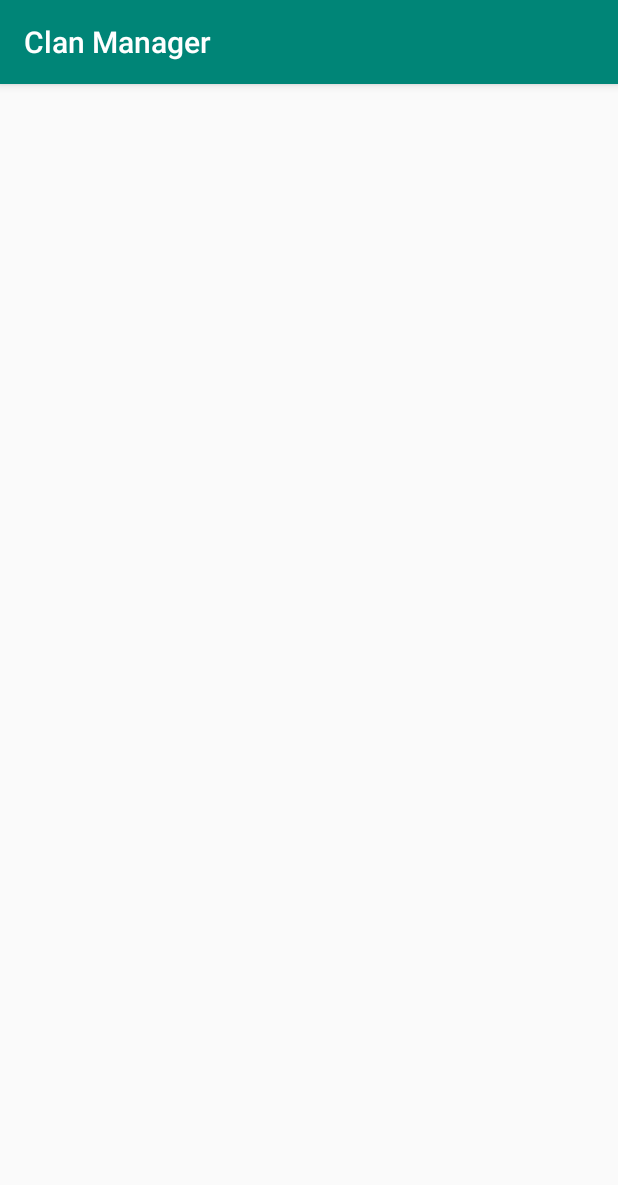
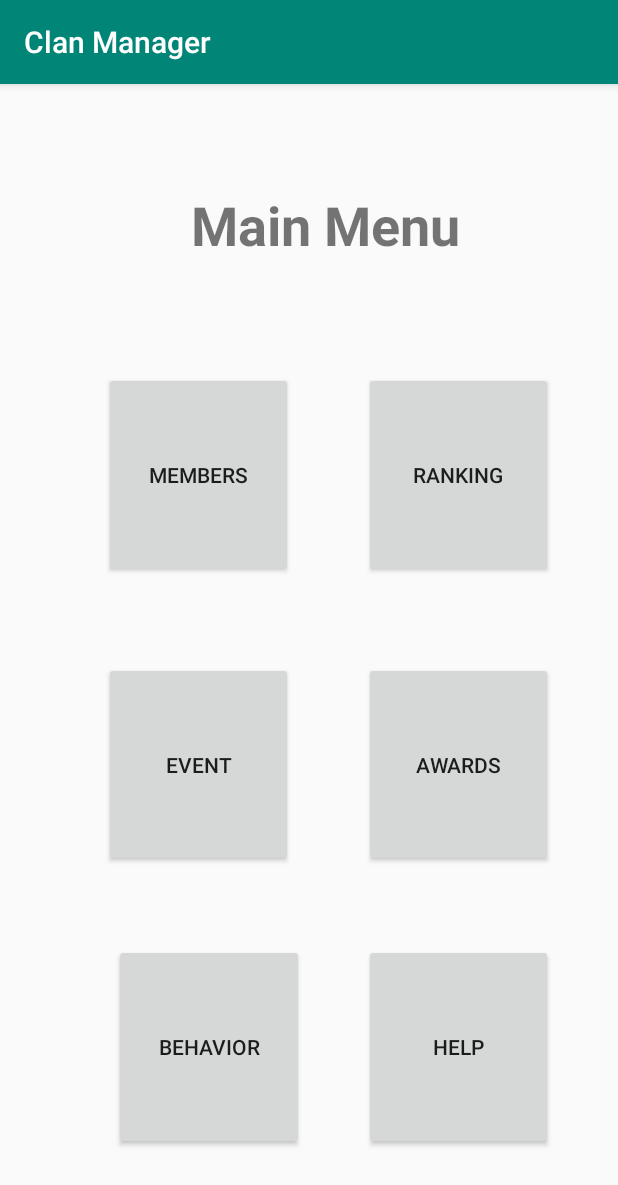
Before and after one commit to ideed/ClanManager, an Android app: the MainMenuActivity screen opened directly, with no data from a screen before it, on a phone screen of 412 x 824 dp. Shown: the top 1185 px of the screen. Run offline under Robolectric (Android 15) with nearby library versions, the phone set to English and light mode, and no system bars.

Commit message:
Esther's first commit.

```diff
--- a/app/src/main/AndroidManifest.xml
+++ b/app/src/main/AndroidManifest.xml
@@ -14,6 +14,9 @@
         <activity android:name=".passwordResetActivity" />
         <activity android:name=".RegisterActivity" />
         <activity android:name=".MainMenuActivity" />
+        <activity android:name=".BehaviorActivity" />
+        <activity android:name=".RankingActivity" />
+        <activity android:name=".RatingActivity" />
         <activity android:name=".MainActivity">
             <intent-filter>
                 <action android:name="android.intent.action.MAIN" />
--- a/app/src/main/java/com/example/clanmanager/MainMenuActivity.java
+++ b/app/src/main/java/com/example/clanmanager/MainMenuActivity.java
@@ -1,18 +1,74 @@
 package com.example.clanmanager;
 
+import android.content.Intent;
 import android.os.Bundle;
+import android.view.View;
+import android.widget.Button;
 
+import androidx.appcompat.app.ActionBarDrawerToggle;
 import androidx.appcompat.app.AppCompatActivity;
+import androidx.drawerlayout.widget.DrawerLayout;
 
-import com.google.firebase.auth.FirebaseAuth;
-import com.google.firebase.auth.FirebaseUser;
-
-public class MainMenuActivity extends AppCompatActivity {
-    private FirebaseAuth mAuth = FirebaseAuth.getInstance();
-    final FirebaseUser user = mAuth.getCurrentUser();
+public class MainMenuActivity extends AppCompatActivity{
+    private Button behaviorBn;
+    private Button rankingBn;
     @Override
     protected void onCreate(Bundle savedInstanceState) {
         super.onCreate(savedInstanceState);
-        setContentView(R.layout.activity_main_menu);
+        setContentView(R.layout.activity_main_menu_r);
+
+        //Button memberBn = (Button) findViewById(R.id.membersBtn);
+      //  Button eventBn = (Button) findViewById(R.id.eventBtn);
+       // Button awardBn = (Button) findViewById(R.id.awardsBtn);
+        behaviorBn= (Button) findViewById(R.id.behaviorBtn);
+       // Button helpBn = (Button) findViewById(R.id.helpBtn);
+        rankingBn = (Button) findViewById(R.id.rankingBtn);
+
+        /*memberBn.setOnClickListener(new View.OnClickListener() {
+            @Override
+            public void onClick(View v) {
+                Intent int1 = new Intent(MainMenuActivity.this,MembersActivity.class);
+                startActivity(int1);
+            }
+        });
+
+        eventBn.setOnClickListener(new View.OnClickListener() {
+            @Override
+            public void onClick(View v) {
+                Intent int2 = new Intent(MainMenuActivity.this,EventActivity.class);
+                startActivity(int2);
+            }
+        });
+
+        awardBn.setOnClickListener(new View.OnClickListener() {
+            @Override
+            public void onClick(View v) {
+                Intent int3 = new Intent(MainMenuActivity.this,AwardsActivity.class);
+                startActivity(int3);
+            }
+        });
+*/
+        behaviorBn.setOnClickListener(new View.OnClickListener() {
+            @Override
+            public void onClick(View v) {
+                startActivity(new Intent(getApplicationContext(),BehaviorActivity.class));
+            }
+        });
+
+      /*  helpBn.setOnClickListener(new View.OnClickListener() {
+            @Override
+            public void onClick(View v) {
+                Intent int5 = new Intent(MainMenuActivity.this,helpActivity.class);
+                startActivity(int5);
+            }
+        });
+*/
+        rankingBn.setOnClickListener(new View.OnClickListener() {
+            @Override
+            public void onClick(View v) {
+                startActivity(new Intent(getApplicationContext(),RankingActivity.class));
+            }
+        });
     }
+
 }
--- a/app/src/main/res/layout/activity_main_menu.xml
+++ /dev/null
@@ -1,9 +0,0 @@
-<?xml version="1.0" encoding="utf-8"?>
-<androidx.constraintlayout.widget.ConstraintLayout xmlns:android="http://schemas.android.com/apk/res/android"
-    xmlns:app="http://schemas.android.com/apk/res-auto"
-    xmlns:tools="http://schemas.android.com/tools"
-    android:layout_width="match_parent"
-    android:layout_height="match_parent"
-    tools:context=".MainMenuActivity">
-
-</androidx.constraintlayout.widget.ConstraintLayout>
--- /dev/null
+++ b/app/src/main/res/layout/activity_main_menu_r.xml
@@ -0,0 +1,108 @@
+<?xml version="1.0" encoding="utf-8"?>
+<androidx.constraintlayout.widget.ConstraintLayout xmlns:android="http://schemas.android.com/apk/res/android"
+    xmlns:app="http://schemas.android.com/apk/res-auto"
+    xmlns:tools="http://schemas.android.com/tools"
+    android:layout_width="match_parent"
+    android:layout_height="match_parent"
+    tools:context=".MainMenuActivity">
+
+    <Button
+        android:id="@+id/membersBtn"
+        android:layout_width="0dp"
+        android:layout_height="0dp"
+        android:layout_marginStart="69dp"
+        android:layout_marginLeft="69dp"
+        android:layout_marginTop="192dp"
+        android:layout_marginEnd="47dp"
+        android:layout_marginRight="47dp"
+        android:layout_marginBottom="56dp"
+        android:text="MEMBERS"
+        app:layout_constraintBottom_toTopOf="@+id/eventBtn"
+        app:layout_constraintEnd_toStartOf="@+id/rankingBtn"
+        app:layout_constraintStart_toStartOf="parent"
+        app:layout_constraintTop_toTopOf="parent" />
+
+    <Button
+        android:id="@+id/eventBtn"
+        android:layout_width="0dp"
+        android:layout_height="0dp"
+        android:layout_marginStart="69dp"
+        android:layout_marginLeft="69dp"
+        android:layout_marginEnd="47dp"
+        android:layout_marginRight="47dp"
+        android:layout_marginBottom="51dp"
+        android:text="EVENT"
+        app:layout_constraintBottom_toTopOf="@+id/behaviorBtn"
+        app:layout_constraintEnd_toStartOf="@+id/awardsBtn"
+        app:layout_constraintStart_toStartOf="parent"
+        app:layout_constraintTop_toBottomOf="@+id/membersBtn" />
+
+    <Button
+        android:id="@+id/awardsBtn"
+        android:layout_width="0dp"
+        android:layout_height="0dp"
+        android:layout_marginEnd="43dp"
+        android:layout_marginRight="43dp"
+        android:layout_marginBottom="51dp"
+        android:text="AWARDS"
+        app:layout_constraintBottom_toTopOf="@+id/helpBtn"
+        app:layout_constraintEnd_toEndOf="parent"
+        app:layout_constraintStart_toEndOf="@+id/eventBtn"
+        app:layout_constraintTop_toBottomOf="@+id/rankingBtn" />
+
+    <Button
+        android:id="@+id/behaviorBtn"
+        android:layout_width="0dp"
+        android:layout_height="0dp"
+        android:layout_marginStart="76dp"
+        android:layout_marginLeft="76dp"
+        android:layout_marginEnd="40dp"
+        android:layout_marginRight="40dp"
+        android:layout_marginBottom="57dp"
+        android:text="BEHAVIOR"
+        app:layout_constraintBottom_toBottomOf="parent"
+        app:layout_constraintEnd_toStartOf="@+id/helpBtn"
+        app:layout_constraintStart_toStartOf="parent"
+        app:layout_constraintTop_toBottomOf="@+id/eventBtn" />
+
+    <Button
+        android:id="@+id/helpBtn"
+        android:layout_width="0dp"
+        android:layout_height="0dp"
+        android:layout_marginEnd="43dp"
+        android:layout_marginRight="43dp"
+        android:layout_marginBottom="57dp"
+        android:text="HELP"
+        app:layout_constraintBottom_toBottomOf="parent"
+        app:layout_constraintEnd_toEndOf="parent"
+        app:layout_constraintStart_toEndOf="@+id/behaviorBtn"
+        app:layout_constraintTop_toBottomOf="@+id/awardsBtn" />
+
+    <Button
+        android:id="@+id/rankingBtn"
+        android:layout_width="0dp"
+        android:layout_height="0dp"
+        android:layout_marginEnd="43dp"
+        android:layout_marginRight="43dp"
+        android:layout_marginBottom="56dp"
+        android:text="RANKING"
+        app:layout_constraintBottom_toTopOf="@+id/awardsBtn"
+        app:layout_constraintEnd_toEndOf="parent"
+        app:layout_constraintStart_toEndOf="@+id/membersBtn"
+        app:layout_constraintTop_toBottomOf="@+id/MainMenu" />
+
+    <TextView
+        android:id="@+id/MainMenu"
+        android:layout_width="wrap_content"
+        android:layout_height="wrap_content"
+        android:layout_marginTop="69dp"
+        android:layout_marginEnd="105dp"
+        android:layout_marginRight="105dp"
+        android:layout_marginBottom="74dp"
+        android:text="Main Menu"
+        android:textSize="36sp"
+        android:textStyle="bold"
+        app:layout_constraintBottom_toTopOf="@+id/rankingBtn"
+        app:layout_constraintEnd_toEndOf="parent"
+        app:layout_constraintTop_toTopOf="parent" />
+</androidx.constraintlayout.widget.ConstraintLayout>
```
Also changed, not shown: app/src/main/java/com/example/clanmanager/BehaviorActivity.java (added, +28 -0 lines), app/src/main/java/com/example/clanmanager/RankingActivity.java (added, +14 -0 lines), app/src/main/java/com/example/clanmanager/RatingActivity.java (added, +14 -0 lines), app/src/main/res/layout/activity_behavior.xml (added, +135 -0 lines), app/src/main/res/layout/activity_ranking.xml (added, +131 -0 lines), app/src/main/res/layout/activity_rating.xml (added, +94 -0 lines), app/src/main/ic_launcher-web.png (added), app/src/main/res/mipmap-hdpi/ic_launcher.png, app/src/main/res/mipmap-mdpi/ic_launcher.png, app/src/main/res/mipmap-xhdpi/ic_launcher.png, app/src/main/res/mipmap-xxhdpi/ic_launcher.png (deleted), app/src/main/res/mipmap-xxxhdpi/ic_launcher.png (deleted).
